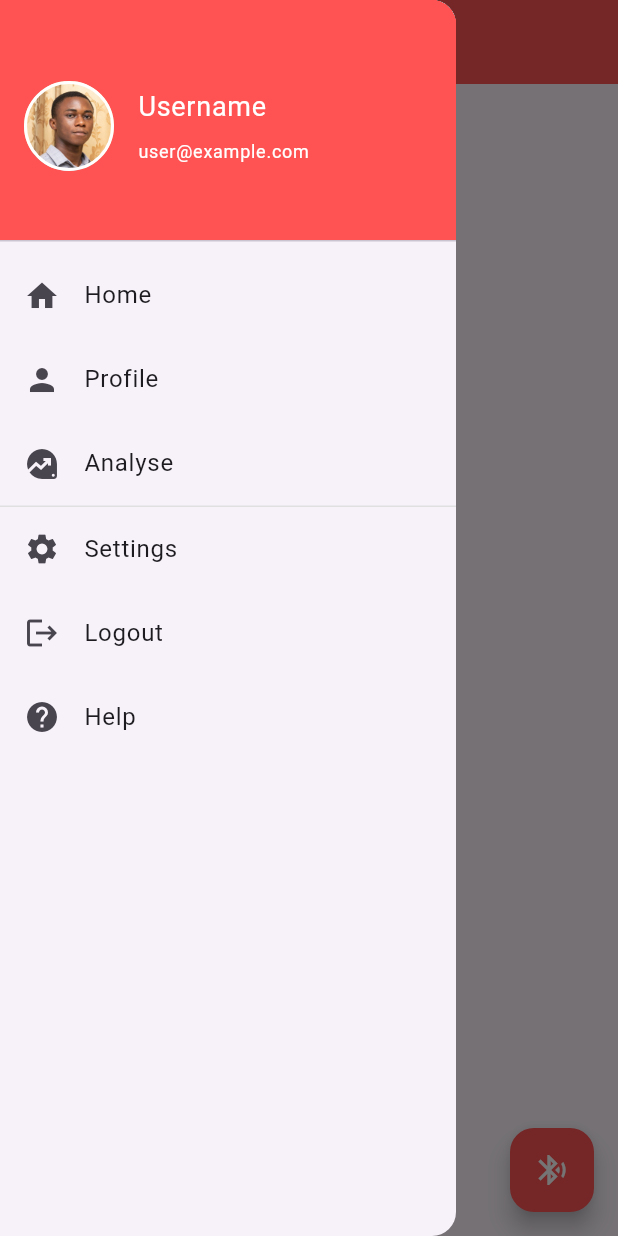
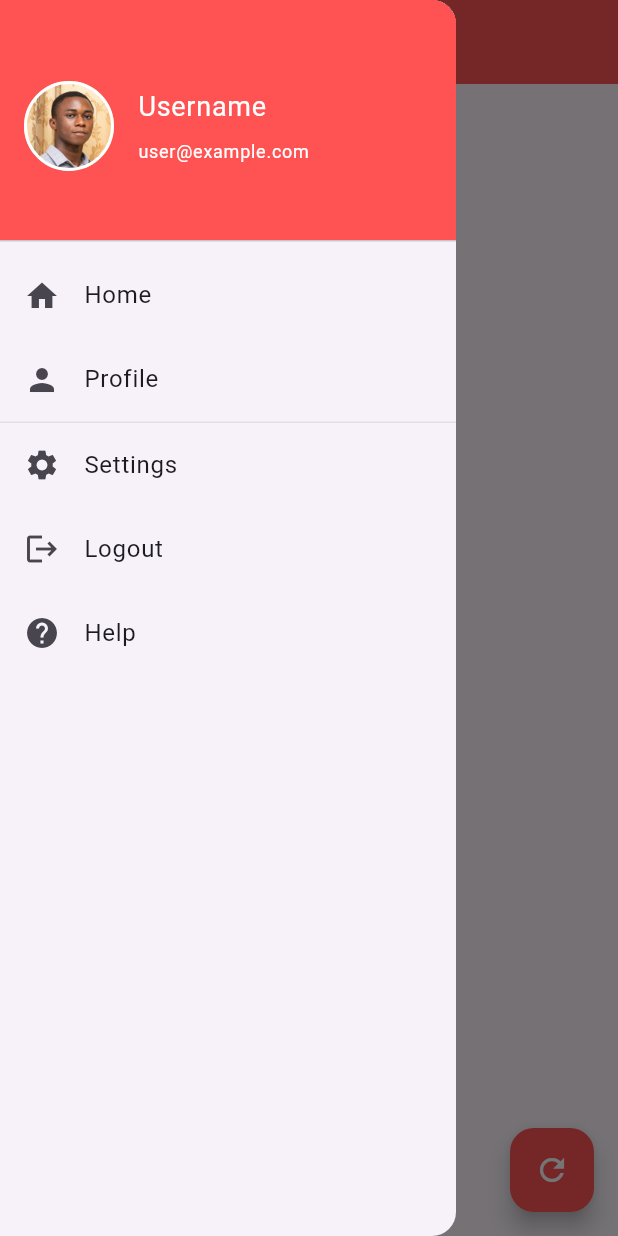
Before and after one commit to esmond-adjei/cardiocare, a Flutter app: the screen it shows after launch, with the side drawer open, on a phone screen of 412 x 824 dp. Run offline on Flutter 3.47's test engine with Material 3 defaults, Android fonts, the phone set to English and light mode, and no system bars; our stand-ins replace sqflite; accounts and stored records are empty.

Commit message:
crud implementation

```diff
--- a/lib/main.dart
+++ b/lib/main.dart
@@ -1,6 +1,5 @@
 import 'package:flutter/material.dart';
 import 'package:xmonapp/screens/home_screen.dart';
-// import 'screens/login_screen.dart';
 
 void main() {
   runApp(const MyApp());
@@ -18,7 +17,6 @@ class MyApp extends StatelessWidget {
         primarySwatch: Colors.red,
       ),
       home: const Home(),
-      // const LoginScreen(),
     );
   }
 }
--- a/lib/screens/home_screen.dart
+++ b/lib/screens/home_screen.dart
@@ -1,5 +1,6 @@
 import 'package:flutter/material.dart';
 import 'package:xmonapp/screens/screen_with_header.dart';
+import 'package:xmonapp/screens/signal_screen.dart';
 
 class Home extends StatefulWidget {
   const Home({super.key});
@@ -11,21 +12,9 @@ class Home extends StatefulWidget {
 class _HomeState extends State<Home> {
   @override
   Widget build(BuildContext context) {
-    return BaseScreen(
+    return const BaseScreen(
       screenTitle: 'Home',
-      body: Scaffold(
-        floatingActionButton: FloatingActionButton(
-          onPressed: () {
-            print('Profile button pressed!');
-          },
-          backgroundColor: Colors.redAccent,
-          child: const Icon(
-            Icons.bluetooth_searching_sharp,
-            color: Colors.white,
-          ),
-        ),
-        floatingActionButtonLocation: FloatingActionButtonLocation.endFloat,
-      ),
+      body: VitalSignalsScreen(userId: 1),
     );
   }
 }
--- a/lib/screens/register_screen.dart
+++ b/lib/screens/register_screen.dart
@@ -41,7 +41,6 @@ class _RegisterScreenState extends State<RegisterScreen> {
     return Scaffold(
       appBar: AppBar(
           // title: const Text('Register'),
-
           ),
       body: Padding(
         padding: const EdgeInsets.symmetric(horizontal: 56.0),
@@ -49,9 +48,10 @@ class _RegisterScreenState extends State<RegisterScreen> {
           crossAxisAlignment: CrossAxisAlignment.stretch,
           mainAxisAlignment: MainAxisAlignment.center,
           children: [
+            Image.asset('assets/icons/logo.png', height: 100, width: 100),
             const SizedBox(height: 20),
             const Text(
-              'Register | CardioCare',
+              'Register',
               style: TextStyle(
                 fontSize: 24,
                 fontWeight: FontWeight.bold,
--- a/lib/screens/signal_screen.dart
+++ b/lib/screens/signal_screen.dart
@@ -1,7 +1,7 @@
 import 'package:flutter/material.dart';
 import 'package:xmonapp/services/db_schema.dart';
 import 'package:xmonapp/services/db_crud.dart';
-import 'package:xmonapp/screens/screen_with_header.dart';
+import 'package:xmonapp/utils/create_dummy_data.dart';
 
 class VitalSignalsScreen extends StatefulWidget {
   final int userId;
@@ -16,18 +16,37 @@ class _VitalSignalsScreenState extends State<VitalSignalsScreen> {
   late Future<List<EcgData>> _ecgDataFuture;
   late Future<List<BpData>> _bpDataFuture;
   late Future<List<TemperatureData>> _temperatureDataFuture;
+  final DummyDataGenerator _dummyDataGenerator = DummyDataGenerator();
 
   @override
   void initState() {
     super.initState();
-    _ecgDataFuture = getEcgData(widget.userId);
-    _bpDataFuture = getBpData(widget.userId);
-    _temperatureDataFuture = getTemperatureData(widget.userId);
+    _refreshData();
+  }
+
+  void _refreshData() {
+    setState(() {
+      _ecgDataFuture = getEcgData(widget.userId);
+      _bpDataFuture = getBpData(widget.userId);
+      _temperatureDataFuture = getTemperatureData(widget.userId);
+    });
+  }
+
+  void _insertDummyData() async {
+    List<int> ecgData = _dummyDataGenerator.generateEcgData();
+    Map<String, int> bpData = _dummyDataGenerator.generateBpData();
+    double temperatureData = _dummyDataGenerator.generateTemperatureData();
+
+    saveEcgData(widget.userId, ecgData);
+    saveBpData(widget.userId, bpData['systolic']!, bpData['diastolic']!);
+    saveTemperatureData(widget.userId, temperatureData);
+
+    _refreshData();
   }
 
   @override
   Widget build(BuildContext context) {
-    return BaseScreen(
+    return Scaffold(
       body: SingleChildScrollView(
         child: Column(
           children: [
@@ -103,6 +122,53 @@ class _VitalSignalsScreenState extends State<VitalSignalsScreen> {
           ],
         ),
       ),
+      floatingActionButton: FloatingActionButton(
+        onPressed: _insertDummyData,
+        // () {
+        //   EcgData newEcgData = EcgData(
+        //     userId: widget.userId,
+        //     ecg: [/* ECG data as byte array */],
+        //     timestamp: DateTime.now(),
+        //   );
+        //   saveEcgData(
+        //     widget.userId,
+        //     newEcgData.ecg,
+        //   );
+
+        //   BpData newBpData = BpData(
+        //     userId: widget.userId,
+        //     bpSystolic: 120,
+        //     bpDiastolic: 80,
+        //     timestamp: DateTime.now(),
+        //   );
+        //   saveBpData(
+        //     widget.userId,
+        //     newBpData.bpSystolic,
+        //     newBpData.bpDiastolic,
+        //   );
+
+        //   TemperatureData newTemperatureData = TemperatureData(
+        //     userId: widget.userId,
+        //     bodyTemp: 36.6,
+        //     timestamp: DateTime.now(),
+        //   );
+        //   saveTemperatureData(
+        //     widget.userId,
+        //     newTemperatureData.bodyTemp,
+        //   );
+
+        //   setState(() {
+        //     _ecgDataFuture = getEcgData(widget.userId);
+        //     _bpDataFuture = getBpData(widget.userId);
+        //     _temperatureDataFuture = getTemperatureData(widget.userId);
+        //   });
+        // },
+        backgroundColor: Colors.redAccent,
+        child: const Icon(
+          Icons.refresh,
+          color: Colors.white,
+        ),
+      ),
     );
   }
 }
--- a/lib/services/db_crud.dart
+++ b/lib/services/db_crud.dart
@@ -5,6 +5,7 @@ import 'package:xmonapp/services/db_helper.dart';
 void saveEcgData(int userId, List<int> ecg) async {
   DatabaseHelper dbHelper = DatabaseHelper();
   await dbHelper.insertEcgData(userId, ecg);
+  print("successfully inserted ECG data");
 }
 
 // BP DATA
--- a/lib/widgets/custom_text_field.dart
+++ b/lib/widgets/custom_text_field.dart
@@ -25,7 +25,6 @@ class CustomTextField extends StatelessWidget {
     return TextFormField(
       controller: controller,
       obscureText: obscureText,
-      // initialValue: initialValue,
       decoration: decoration.copyWith(
         labelText: labelText,
         hintText: hintText,
--- a/lib/widgets/nav_drawer.dart
+++ b/lib/widgets/nav_drawer.dart
@@ -1,6 +1,5 @@
 import 'package:flutter/material.dart';
 import 'package:xmonapp/screens/login_screen.dart';
-import 'package:xmonapp/screens/signal_screen.dart';
 import 'package:xmonapp/screens/update_profile_screen.dart';
 
 class AppDrawer extends StatelessWidget {
@@ -85,18 +84,6 @@ class AppDrawer extends StatelessWidget {
               );
             },
           ),
-          ListTile(
-            leading: const Icon(Icons.data_exploration),
-            title: const Text('Analyse'),
-            onTap: () {
-              Navigator.push(
-                context,
-                MaterialPageRoute(
-                  builder: (context) => const VitalSignalsScreen(userId: 1),
-                ),
-              );
-            },
-          ),
           Container(
             height: 1,
             color: Colors.grey.shade300,
```
